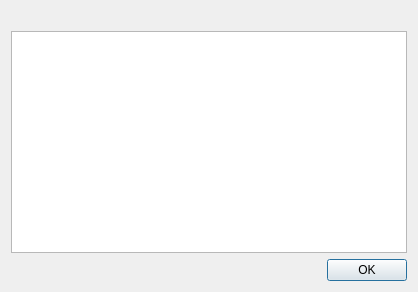
qwinff/qwinff, file src/ui/aboutdialog.ui: the form before one commit.
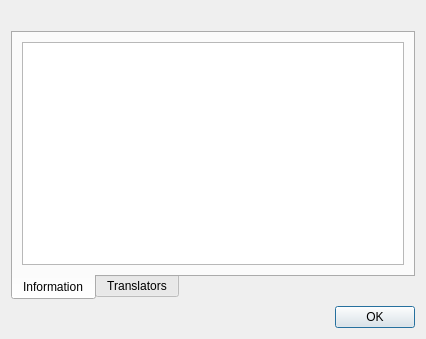
The form after the commit. Icons and pictures are not drawn.

Commit message: Added Japanese translation. Added translator section in the about dialog.

The edit to the form file:
```diff
--- a/src/ui/aboutdialog.ui
+++ b/src/ui/aboutdialog.ui
@@ -6,8 +6,8 @@
    <rect>
     <x>0</x>
     <y>0</y>
-    <width>418</width>
-    <height>292</height>
+    <width>426</width>
+    <height>339</height>
    </rect>
   </property>
   <property name="windowTitle">
@@ -29,7 +29,34 @@
     </widget>
    </item>
    <item>
-    <widget class="QTextBrowser" name="txtInfo"/>
+    <widget class="QTabWidget" name="tabWidget">
+     <property name="tabPosition">
+      <enum>QTabWidget::South</enum>
+     </property>
+     <property name="currentIndex">
+      <number>0</number>
+     </property>
+     <widget class="QWidget" name="tabInfo">
+      <attribute name="title">
+       <string>Information</string>
+      </attribute>
+      <layout class="QVBoxLayout" name="verticalLayout">
+       <item>
+        <widget class="QTextBrowser" name="txtInfo"/>
+       </item>
+      </layout>
+     </widget>
+     <widget class="QWidget" name="tabTranslators">
+      <attribute name="title">
+       <string>Translators</string>
+      </attribute>
+      <layout class="QVBoxLayout" name="verticalLayout_3">
+       <item>
+        <widget class="QTextBrowser" name="txtTranslators"/>
+       </item>
+      </layout>
+     </widget>
+    </widget>
    </item>
    <item>
     <widget class="QDialogButtonBox" name="buttonBox">
```
The commit also changes 5 other files.
